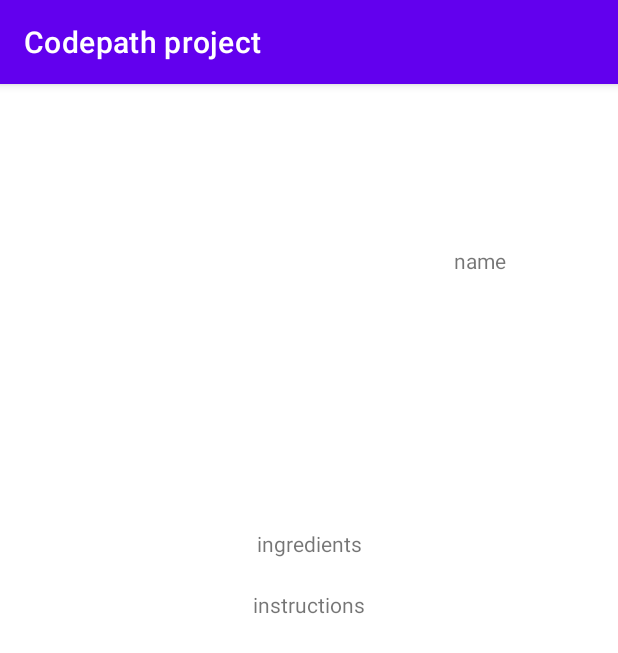
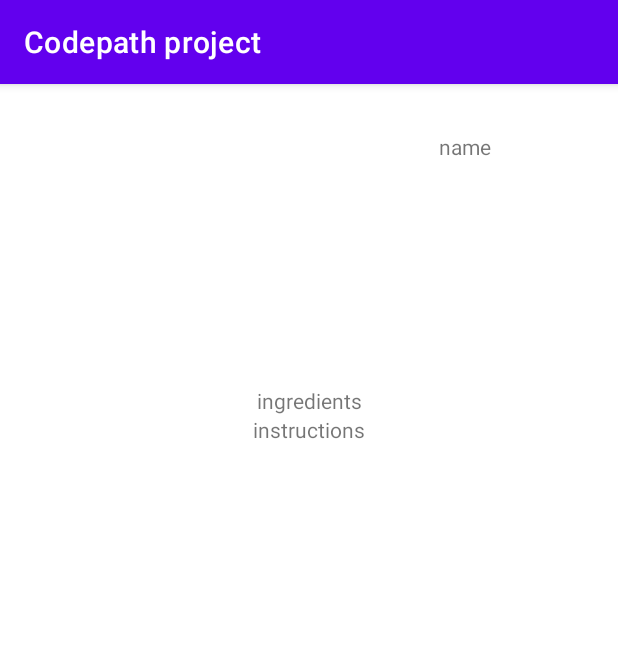
Before and after one commit to Codepath-group-project2023/our-project, an Android app: the RecipeDetails screen opened directly, with no data from a screen before it, on a phone screen of 412 x 824 dp. Shown: the top 653 px of the screen. Run offline under Robolectric (Android 15) with nearby library versions, the light colour scheme and no system bars; libraries missing offline, so code that uses them is left out: com.codepath.asynchttpclient; pictures from the network do not load; 3 statements that could not run were skipped.

Commit message:
implemented scroll view in recipe details

```diff
--- a/app/src/main/res/layout/activity_recipe_details.xml
+++ b/app/src/main/res/layout/activity_recipe_details.xml
@@ -1,7 +1,11 @@
 <?xml version="1.0" encoding="utf-8"?>
-<androidx.constraintlayout.widget.ConstraintLayout xmlns:android="http://schemas.android.com/apk/res/android"
+<ScrollView xmlns:android="http://schemas.android.com/apk/res/android"
     xmlns:app="http://schemas.android.com/apk/res-auto"
     xmlns:tools="http://schemas.android.com/tools"
+    android:layout_width="match_parent"
+    android:layout_height="match_parent"
+    tools:context=".MainActivity">
+    <androidx.constraintlayout.widget.ConstraintLayout
         android:layout_width="match_parent"
         android:layout_height="match_parent">
 
@@ -11,10 +15,10 @@
             android:layout_height="200dp"
             app:layout_constraintBottom_toBottomOf="parent"
             app:layout_constraintEnd_toEndOf="parent"
-        app:layout_constraintHorizontal_bias="0.116"
+            app:layout_constraintHorizontal_bias="0.02"
             app:layout_constraintStart_toStartOf="parent"
             app:layout_constraintTop_toTopOf="parent"
-        app:layout_constraintVertical_bias="0.077"
+            app:layout_constraintVertical_bias="0.02"
             tools:srcCompat="@tools:sample/avatars" />
 
         <TextView
@@ -38,7 +42,7 @@
             app:layout_constraintEnd_toEndOf="parent"
             app:layout_constraintStart_toStartOf="parent"
             app:layout_constraintTop_toBottomOf="@id/recipe_picture"
-        app:layout_constraintVertical_bias="0.104" />
+            app:layout_constraintVertical_bias="0.02" />
 
         <TextView
             android:id="@+id/recipe_instructions"
@@ -49,5 +53,6 @@
             app:layout_constraintEnd_toEndOf="parent"
             app:layout_constraintStart_toStartOf="parent"
             app:layout_constraintTop_toBottomOf="@+id/recipe_ingredients"
-        app:layout_constraintVertical_bias="0.05" />
+            app:layout_constraintVertical_bias="0.03" />
     </androidx.constraintlayout.widget.ConstraintLayout>
+</ScrollView>
```
Lines whose indentation alone changed are shown as unchanged.
